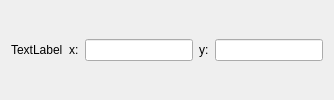
Above: lcUI/widgets/guiAPI/coordinategui.ui from LibreCAD/LibreCAD_3 before the change. Below: the same form after it.
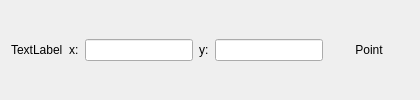
That is the form after the change.

Commit message: Added coordinate point select and anglegui unit test

What changed in the file:
```diff
--- a/lcUI/widgets/guiAPI/coordinategui.ui
+++ b/lcUI/widgets/guiAPI/coordinategui.ui
@@ -41,6 +41,19 @@
     <item>
      <widget class="QLineEdit" name="ycoord"/>
     </item>
+    <item>
+     <widget class="QPushButton" name="pushButton">
+      <property name="text">
+       <string>Point</string>
+      </property>
+      <property name="checkable">
+       <bool>true</bool>
+      </property>
+      <property name="flat">
+       <bool>true</bool>
+      </property>
+     </widget>
+    </item>
    </layout>
   </widget>
  <resources/>
```
The commit also changes 9 other files.
